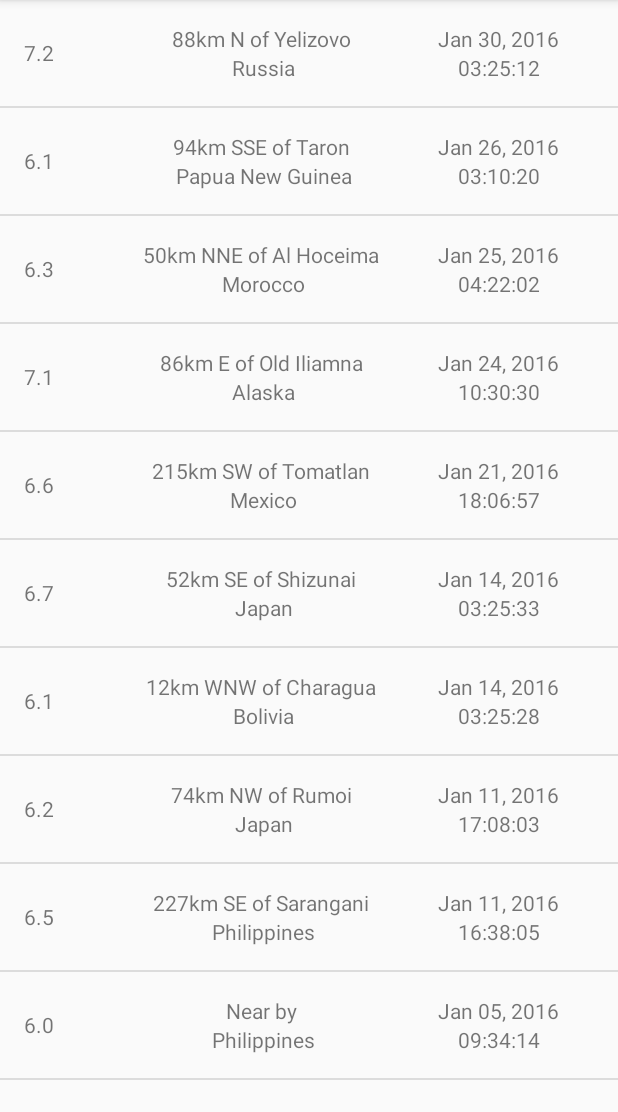
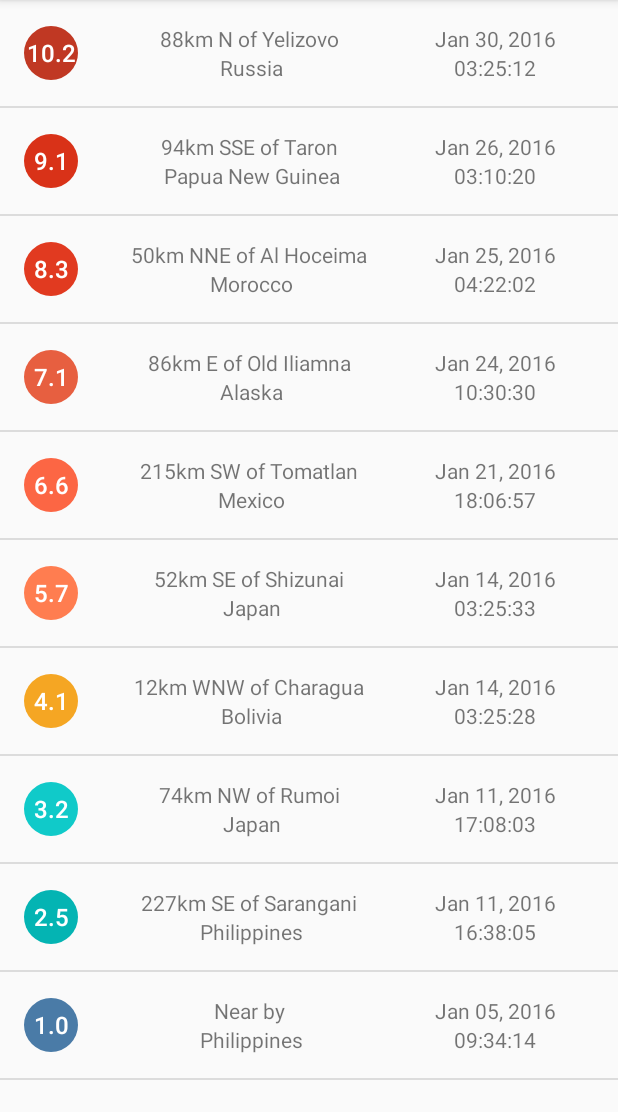
Before and after one commit to jozseflehocz/ud843-QuakeReport, an Android app: the screen it shows after launch (EarthquakeActivity), on a phone screen of 412 x 824 dp, the part 84-1196 px from its top. Run offline under Robolectric (Android 15) with nearby library versions, the phone set to English and light mode, and no system bars.

Commit message:
+Magnitude background circle

```diff
--- a/app/src/main/java/com/example/android/quakereport/EarthquakeAdapter.java
+++ b/app/src/main/java/com/example/android/quakereport/EarthquakeAdapter.java
@@ -16,6 +16,7 @@
 package com.example.android.quakereport;
 
 import android.app.Activity;
+import android.support.v4.content.ContextCompat;
 import android.view.LayoutInflater;
 import android.view.View;
 import android.view.ViewGroup;
@@ -24,6 +25,7 @@ import android.widget.TextView;
 
 import java.text.DecimalFormat;
 import java.util.ArrayList;
+import android.graphics.drawable.GradientDrawable;
 
 /*
  * {@link AndroidFlavorAdapter} is an {@link ArrayAdapter} that can provide the layout for each list
@@ -54,6 +56,46 @@ public class EarthquakeAdapter extends ArrayAdapter<Earthquake> {
         super(context, 0, Earthquakes);
     }
 
+    private int getMagnitudeColor(double magnitude) {
+        int magnitudeColorResourceId;
+        int magnitudeFloor = (int) Math.floor(magnitude);
+        switch (magnitudeFloor) {
+            case 0:
+            case 1:
+                magnitudeColorResourceId = R.color.magnitude1;
+                break;
+            case 2:
+                magnitudeColorResourceId = R.color.magnitude2;
+                break;
+            case 3:
+                magnitudeColorResourceId = R.color.magnitude3;
+                break;
+            case 4:
+                magnitudeColorResourceId = R.color.magnitude4;
+                break;
+            case 5:
+                magnitudeColorResourceId = R.color.magnitude5;
+                break;
+            case 6:
+                magnitudeColorResourceId = R.color.magnitude6;
+                break;
+            case 7:
+                magnitudeColorResourceId = R.color.magnitude7;
+                break;
+            case 8:
+                magnitudeColorResourceId = R.color.magnitude8;
+                break;
+            case 9:
+                magnitudeColorResourceId = R.color.magnitude9;
+                break;
+            default:
+                magnitudeColorResourceId = R.color.magnitude10plus;
+                break;
+        }
+        return ContextCompat.getColor(getContext(), magnitudeColorResourceId);
+    }
+
+
     /**
      * Provides a view for an AdapterView (ListView, GridView, etc.)
      *
@@ -71,6 +113,7 @@ public class EarthquakeAdapter extends ArrayAdapter<Earthquake> {
             listItemView = LayoutInflater.from(getContext()).inflate(
                     R.layout.earhtquake_list_item, parent, false);
         }
+
 
         // Get the {@link AndroidFlavor} object located at this position in the list
         Earthquake currentEarthQuake = getItem(position);
@@ -95,6 +138,18 @@ public class EarthquakeAdapter extends ArrayAdapter<Earthquake> {
             locationOffset=locationParts[0];
             primarylocation=locationParts[1];
         }
+
+        // Set the proper background color on the magnitude circle.
+        // Fetch the background from the TextView, which is a GradientDrawable.
+        GradientDrawable magnitudeCircle = (GradientDrawable) magnitudeTextView.getBackground();
+
+        // Get the appropriate background color based on the current earthquake magnitude
+        int magnitudeColor = getMagnitudeColor(currentEarthQuake.getMagnitude());
+
+        // Set the color on the magnitude circle
+        magnitudeCircle.setColor(magnitudeColor);
+
+
 
         // Find the TextView in the list_item.xml layout with the ID version_name
         TextView locationOffsetTextView = (TextView) listItemView.findViewById(R.id.location_offset);
--- a/app/src/main/java/com/example/android/quakereport/QueryUtils.java
+++ b/app/src/main/java/com/example/android/quakereport/QueryUtils.java
@@ -14,16 +14,16 @@ import java.util.ArrayList;
 public final class QueryUtils {
 
     /** Sample JSON response for a USGS query */
-    private static final String SAMPLE_JSON_RESPONSE = "{\"type\":\"FeatureCollection\",\"metadata\":{\"generated\":1462295443000,\"url\":\"http://earthquake.usgs.gov/fdsnws/event/1/query?format=geojson&starttime=2016-01-01&endtime=2016-01-31&minmag=6&limit=10\",\"title\":\"USGS Earthquakes\",\"status\":200,\"api\":\"1.5.2\",\"limit\":10,\"offset\":1,\"count\":10},\"features\":[{\"type\":\"Feature\",\"properties\":{\"mag\":7.2,\"place\":\"88km N of Yelizovo, Russia\",\"time\":1454124312220,\"updated\":1460674294040,\"tz\":720,\"url\":\"http://earthquake.usgs.gov/earthquakes/eventpage/us20004vvx\",\"detail\":\"http://earthquake.usgs.gov/fdsnws/event/1/query?eventid=us20004vvx&format=geojson\",\"felt\":2,\"cdi\":3.4,\"mmi\":5.82,\"alert\":\"green\",\"status\":\"reviewed\",\"tsunami\":1,\"sig\":798,\"net\":\"us\",\"code\":\"20004vvx\",\"ids\":\",at00o1qxho,pt16030050,us20004vvx,gcmt20160130032510,\",\"sources\":\",at,pt,us,gcmt,\",\"types\":\",cap,dyfi,finite-fault,general-link,general-text,geoserve,impact-link,impact-text,losspager,moment-tensor,nearby-cities,origin,phase-data,shakemap,tectonic-summary,\",\"nst\":null,\"dmin\":0.958,\"rms\":1.19,\"gap\":17,\"magType\":\"mww\",\"type\":\"earthquake\",\"title\":\"M 7.2 - 88km N of Yelizovo, Russia\"},\"geometry\":{\"type\":\"Point\",\"coordinates\":[158.5463,53.9776,177]},\"id\":\"us20004vvx\"},\n" +
-            "{\"type\":\"Feature\",\"properties\":{\"mag\":6.1,\"place\":\"94km SSE of Taron, Papua New Guinea\",\"time\":1453777820750,\"updated\":1460156775040,\"tz\":600,\"url\":\"http://earthquake.usgs.gov/earthquakes/eventpage/us20004uks\",\"detail\":\"http://earthquake.usgs.gov/fdsnws/event/1/query?eventid=us20004uks&format=geojson\",\"felt\":null,\"cdi\":null,\"mmi\":4.1,\"alert\":\"green\",\"status\":\"reviewed\",\"tsunami\":1,\"sig\":572,\"net\":\"us\",\"code\":\"20004uks\",\"ids\":\",us20004uks,gcmt20160126031023,\",\"sources\":\",us,gcmt,\",\"types\":\",cap,geoserve,losspager,moment-tensor,nearby-cities,origin,phase-data,shakemap,tectonic-summary,\",\"nst\":null,\"dmin\":1.537,\"rms\":0.74,\"gap\":25,\"magType\":\"mww\",\"type\":\"earthquake\",\"title\":\"M 6.1 - 94km SSE of Taron, Papua New Guinea\"},\"geometry\":{\"type\":\"Point\",\"coordinates\":[153.2454,-5.2952,26]},\"id\":\"us20004uks\"},\n" +
-            "{\"type\":\"Feature\",\"properties\":{\"mag\":6.3,\"place\":\"50km NNE of Al Hoceima, Morocco\",\"time\":1453695722730,\"updated\":1460156773040,\"tz\":0,\"url\":\"http://earthquake.usgs.gov/earthquakes/eventpage/us10004gy9\",\"detail\":\"http://earthquake.usgs.gov/fdsnws/event/1/query?eventid=us10004gy9&format=geojson\",\"felt\":117,\"cdi\":7.2,\"mmi\":5.28,\"alert\":\"green\",\"status\":\"reviewed\",\"tsunami\":0,\"sig\":695,\"net\":\"us\",\"code\":\"10004gy9\",\"ids\":\",us10004gy9,gcmt20160125042203,\",\"sources\":\",us,gcmt,\",\"types\":\",cap,dyfi,geoserve,impact-text,losspager,moment-tensor,nearby-cities,origin,phase-data,shakemap,tectonic-summary,\",\"nst\":null,\"dmin\":2.201,\"rms\":0.92,\"gap\":20,\"magType\":\"mww\",\"type\":\"earthquake\",\"title\":\"M 6.3 - 50km NNE of Al Hoceima, Morocco\"},\"geometry\":{\"type\":\"Point\",\"coordinates\":[-3.6818,35.6493,12]},\"id\":\"us10004gy9\"},\n" +
+    private static final String SAMPLE_JSON_RESPONSE = "{\"type\":\"FeatureCollection\",\"metadata\":{\"generated\":1462295443000,\"url\":\"http://earthquake.usgs.gov/fdsnws/event/1/query?format=geojson&starttime=2016-01-01&endtime=2016-01-31&minmag=6&limit=10\",\"title\":\"USGS Earthquakes\",\"status\":200,\"api\":\"1.5.2\",\"limit\":10,\"offset\":1,\"count\":10},\"features\":[{\"type\":\"Feature\",\"properties\":{\"mag\":10.2,\"place\":\"88km N of Yelizovo, Russia\",\"time\":1454124312220,\"updated\":1460674294040,\"tz\":720,\"url\":\"http://earthquake.usgs.gov/earthquakes/eventpage/us20004vvx\",\"detail\":\"http://earthquake.usgs.gov/fdsnws/event/1/query?eventid=us20004vvx&format=geojson\",\"felt\":2,\"cdi\":3.4,\"mmi\":5.82,\"alert\":\"green\",\"status\":\"reviewed\",\"tsunami\":1,\"sig\":798,\"net\":\"us\",\"code\":\"20004vvx\",\"ids\":\",at00o1qxho,pt16030050,us20004vvx,gcmt20160130032510,\",\"sources\":\",at,pt,us,gcmt,\",\"types\":\",cap,dyfi,finite-fault,general-link,general-text,geoserve,impact-link,impact-text,losspager,moment-tensor,nearby-cities,origin,phase-data,shakemap,tectonic-summary,\",\"nst\":null,\"dmin\":0.958,\"rms\":1.19,\"gap\":17,\"magType\":\"mww\",\"type\":\"earthquake\",\"title\":\"M 10.2 - 88km N of Yelizovo, Russia\"},\"geometry\":{\"type\":\"Point\",\"coordinates\":[158.5463,53.9776,177]},\"id\":\"us20004vvx\"},\n" +
+            "{\"type\":\"Feature\",\"properties\":{\"mag\":9.1,\"place\":\"94km SSE of Taron, Papua New Guinea\",\"time\":1453777820750,\"updated\":1460156775040,\"tz\":600,\"url\":\"http://earthquake.usgs.gov/earthquakes/eventpage/us20004uks\",\"detail\":\"http://earthquake.usgs.gov/fdsnws/event/1/query?eventid=us20004uks&format=geojson\",\"felt\":null,\"cdi\":null,\"mmi\":4.1,\"alert\":\"green\",\"status\":\"reviewed\",\"tsunami\":1,\"sig\":572,\"net\":\"us\",\"code\":\"20004uks\",\"ids\":\",us20004uks,gcmt20160126031023,\",\"sources\":\",us,gcmt,\",\"types\":\",cap,geoserve,losspager,moment-tensor,nearby-cities,origin,phase-data,shakemap,tectonic-summary,\",\"nst\":null,\"dmin\":1.537,\"rms\":0.74,\"gap\":25,\"magType\":\"mww\",\"type\":\"earthquake\",\"title\":\"M 6.1 - 94km SSE of Taron, Papua New Guinea\"},\"geometry\":{\"type\":\"Point\",\"coordinates\":[153.2454,-5.2952,26]},\"id\":\"us20004uks\"},\n" +
+            "{\"type\":\"Feature\",\"properties\":{\"mag\":8.3,\"place\":\"50km NNE of Al Hoceima, Morocco\",\"time\":1453695722730,\"updated\":1460156773040,\"tz\":0,\"url\":\"http://earthquake.usgs.gov/earthquakes/eventpage/us10004gy9\",\"detail\":\"http://earthquake.usgs.gov/fdsnws/event/1/query?eventid=us10004gy9&format=geojson\",\"felt\":117,\"cdi\":7.2,\"mmi\":5.28,\"alert\":\"green\",\"status\":\"reviewed\",\"tsunami\":0,\"sig\":695,\"net\":\"us\",\"code\":\"10004gy9\",\"ids\":\",us10004gy9,gcmt20160125042203,\",\"sources\":\",us,gcmt,\",\"types\":\",cap,dyfi,geoserve,impact-text,losspager,moment-tensor,nearby-cities,origin,phase-data,shakemap,tectonic-summary,\",\"nst\":null,\"dmin\":2.201,\"rms\":0.92,\"gap\":20,\"magType\":\"mww\",\"type\":\"earthquake\",\"title\":\"M 6.3 - 50km NNE of Al Hoceima, Morocco\"},\"geometry\":{\"type\":\"Point\",\"coordinates\":[-3.6818,35.6493,12]},\"id\":\"us10004gy9\"},\n" +
             "{\"type\":\"Feature\",\"properties\":{\"mag\":7.1,\"place\":\"86km E of Old Iliamna, Alaska\",\"time\":1453631430230,\"updated\":1460156770040,\"tz\":-540,\"url\":\"http://earthquake.usgs.gov/earthquakes/eventpage/us10004gqp\",\"detail\":\"http://earthquake.usgs.gov/fdsnws/event/1/query?eventid=us10004gqp&format=geojson\",\"felt\":1816,\"cdi\":7.2,\"mmi\":6.6,\"alert\":\"green\",\"status\":\"reviewed\",\"tsunami\":1,\"sig\":1496,\"net\":\"us\",\"code\":\"10004gqp\",\"ids\":\",at00o1gd6r,us10004gqp,ak12496371,gcmt20160124103030,\",\"sources\":\",at,us,ak,gcmt,\",\"types\":\",cap,dyfi,finite-fault,general-link,general-text,geoserve,impact-link,impact-text,losspager,moment-tensor,nearby-cities,origin,phase-data,shakemap,tectonic-summary,trump-origin,\",\"nst\":null,\"dmin\":0.72,\"rms\":2.11,\"gap\":19,\"magType\":\"mww\",\"type\":\"earthquake\",\"title\":\"M 7.1 - 86km E of Old Iliamna, Alaska\"},\"geometry\":{\"type\":\"Point\",\"coordinates\":[-153.4051,59.6363,129]},\"id\":\"us10004gqp\"},\n" +
             "{\"type\":\"Feature\",\"properties\":{\"mag\":6.6,\"place\":\"215km SW of Tomatlan, Mexico\",\"time\":1453399617650,\"updated\":1459963829040,\"tz\":-420,\"url\":\"http://earthquake.usgs.gov/earthquakes/eventpage/us10004g4l\",\"detail\":\"http://earthquake.usgs.gov/fdsnws/event/1/query?eventid=us10004g4l&format=geojson\",\"felt\":11,\"cdi\":2.7,\"mmi\":3.92,\"alert\":\"green\",\"status\":\"reviewed\",\"tsunami\":1,\"sig\":673,\"net\":\"us\",\"code\":\"10004g4l\",\"ids\":\",at00o1bebo,pt16021050,us10004g4l,gcmt20160121180659,\",\"sources\":\",at,pt,us,gcmt,\",\"types\":\",cap,dyfi,geoserve,impact-link,impact-text,losspager,moment-tensor,nearby-cities,origin,phase-data,shakemap,tectonic-summary,\",\"nst\":null,\"dmin\":2.413,\"rms\":0.98,\"gap\":74,\"magType\":\"mww\",\"type\":\"earthquake\",\"title\":\"M 6.6 - 215km SW of Tomatlan, Mexico\"},\"geometry\":{\"type\":\"Point\",\"coordinates\":[-106.9337,18.8239,10]},\"id\":\"us10004g4l\"},\n" +
-            "{\"type\":\"Feature\",\"properties\":{\"mag\":6.7,\"place\":\"52km SE of Shizunai, Japan\",\"time\":1452741933640,\"updated\":1459304879040,\"tz\":540,\"url\":\"http://earthquake.usgs.gov/earthquakes/eventpage/us10004ebx\",\"detail\":\"http://earthquake.usgs.gov/fdsnws/event/1/query?eventid=us10004ebx&format=geojson\",\"felt\":51,\"cdi\":5.8,\"mmi\":6.45,\"alert\":\"green\",\"status\":\"reviewed\",\"tsunami\":1,\"sig\":720,\"net\":\"us\",\"code\":\"10004ebx\",\"ids\":\",us10004ebx,pt16014050,at00o0xauk,gcmt20160114032534,\",\"sources\":\",us,pt,at,gcmt,\",\"types\":\",associate,cap,dyfi,geoserve,impact-link,impact-text,losspager,moment-tensor,nearby-cities,origin,phase-data,shakemap,\",\"nst\":null,\"dmin\":0.281,\"rms\":0.98,\"gap\":22,\"magType\":\"mww\",\"type\":\"earthquake\",\"title\":\"M 6.7 - 52km SE of Shizunai, Japan\"},\"geometry\":{\"type\":\"Point\",\"coordinates\":[142.781,41.9723,46]},\"id\":\"us10004ebx\"},\n" +
-            "{\"type\":\"Feature\",\"properties\":{\"mag\":6.1,\"place\":\"12km WNW of Charagua, Bolivia\",\"time\":1452741928270,\"updated\":1459304879040,\"tz\":-240,\"url\":\"http://earthquake.usgs.gov/earthquakes/eventpage/us10004ebw\",\"detail\":\"http://earthquake.usgs.gov/fdsnws/event/1/query?eventid=us10004ebw&format=geojson\",\"felt\":3,\"cdi\":2.2,\"mmi\":2.21,\"alert\":\"green\",\"status\":\"reviewed\",\"tsunami\":0,\"sig\":573,\"net\":\"us\",\"code\":\"10004ebw\",\"ids\":\",us10004ebw,gcmt20160114032528,\",\"sources\":\",us,gcmt,\",\"types\":\",cap,dyfi,geoserve,impact-text,losspager,moment-tensor,nearby-cities,origin,phase-data,shakemap,tectonic-summary,\",\"nst\":null,\"dmin\":5.492,\"rms\":1.04,\"gap\":16,\"magType\":\"mww\",\"type\":\"earthquake\",\"title\":\"M 6.1 - 12km WNW of Charagua, Bolivia\"},\"geometry\":{\"type\":\"Point\",\"coordinates\":[-63.3288,-19.7597,582.56]},\"id\":\"us10004ebw\"},\n" +
-            "{\"type\":\"Feature\",\"properties\":{\"mag\":6.2,\"place\":\"74km NW of Rumoi, Japan\",\"time\":1452532083920,\"updated\":1459304875040,\"tz\":540,\"url\":\"http://earthquake.usgs.gov/earthquakes/eventpage/us10004djn\",\"detail\":\"http://earthquake.usgs.gov/fdsnws/event/1/query?eventid=us10004djn&format=geojson\",\"felt\":8,\"cdi\":3.4,\"mmi\":3.74,\"alert\":\"green\",\"status\":\"reviewed\",\"tsunami\":0,\"sig\":594,\"net\":\"us\",\"code\":\"10004djn\",\"ids\":\",us10004djn,gcmt20160111170803,\",\"sources\":\",us,gcmt,\",\"types\":\",cap,dyfi,geoserve,impact-text,losspager,moment-tensor,nearby-cities,origin,phase-data,shakemap,tectonic-summary,\",\"nst\":null,\"dmin\":1.139,\"rms\":0.96,\"gap\":33,\"magType\":\"mww\",\"type\":\"earthquake\",\"title\":\"M 6.2 - 74km NW of Rumoi, Japan\"},\"geometry\":{\"type\":\"Point\",\"coordinates\":[141.0867,44.4761,238.81]},\"id\":\"us10004djn\"},\n" +
-            "{\"type\":\"Feature\",\"properties\":{\"mag\":6.5,\"place\":\"227km SE of Sarangani, Philippines\",\"time\":1452530285900,\"updated\":1459304874040,\"tz\":480,\"url\":\"http://earthquake.usgs.gov/earthquakes/eventpage/us10004dj5\",\"detail\":\"http://earthquake.usgs.gov/fdsnws/event/1/query?eventid=us10004dj5&format=geojson\",\"felt\":1,\"cdi\":2.7,\"mmi\":7.5,\"alert\":\"green\",\"status\":\"reviewed\",\"tsunami\":1,\"sig\":650,\"net\":\"us\",\"code\":\"10004dj5\",\"ids\":\",at00o0srjp,pt16011050,us10004dj5,gcmt20160111163807,\",\"sources\":\",at,pt,us,gcmt,\",\"types\":\",cap,dyfi,geoserve,impact-link,impact-text,losspager,moment-tensor,nearby-cities,origin,phase-data,shakemap,tectonic-summary,\",\"nst\":null,\"dmin\":3.144,\"rms\":0.72,\"gap\":22,\"magType\":\"mww\",\"type\":\"earthquake\",\"title\":\"M 6.5 - 227km SE of Sarangani, Philippines\"},\"geometry\":{\"type\":\"Point\",\"coordinates\":[126.8621,3.8965,13]},\"id\":\"us10004dj5\"},\n" +
-            "{\"type\":\"Feature\",\"properties\":{\"mag\":6,\"place\":\"Pacific-Antarctic Ridge\",\"time\":1451986454620,\"updated\":1459202978040,\"tz\":-540,\"url\":\"http://earthquake.usgs.gov/earthquakes/eventpage/us10004bgk\",\"detail\":\"http://earthquake.usgs.gov/fdsnws/event/1/query?eventid=us10004bgk&format=geojson\",\"felt\":0,\"cdi\":1,\"mmi\":0,\"alert\":\"green\",\"status\":\"reviewed\",\"tsunami\":0,\"sig\":554,\"net\":\"us\",\"code\":\"10004bgk\",\"ids\":\",us10004bgk,gcmt20160105093415,\",\"sources\":\",us,gcmt,\",\"types\":\",cap,dyfi,geoserve,losspager,moment-tensor,nearby-cities,origin,phase-data,shakemap,\",\"nst\":null,\"dmin\":30.75,\"rms\":0.67,\"gap\":71,\"magType\":\"mww\",\"type\":\"earthquake\",\"title\":\"M 6.0 - Pacific-Antarctic Ridge\"},\"geometry\":{\"type\":\"Point\",\"coordinates\":[-136.2603,-54.2906,10]},\"id\":\"us10004bgk\"}],\"bbox\":[-153.4051,-54.2906,10,158.5463,59.6363,582.56]}";
+            "{\"type\":\"Feature\",\"properties\":{\"mag\":5.7,\"place\":\"52km SE of Shizunai, Japan\",\"time\":1452741933640,\"updated\":1459304879040,\"tz\":540,\"url\":\"http://earthquake.usgs.gov/earthquakes/eventpage/us10004ebx\",\"detail\":\"http://earthquake.usgs.gov/fdsnws/event/1/query?eventid=us10004ebx&format=geojson\",\"felt\":51,\"cdi\":5.8,\"mmi\":6.45,\"alert\":\"green\",\"status\":\"reviewed\",\"tsunami\":1,\"sig\":720,\"net\":\"us\",\"code\":\"10004ebx\",\"ids\":\",us10004ebx,pt16014050,at00o0xauk,gcmt20160114032534,\",\"sources\":\",us,pt,at,gcmt,\",\"types\":\",associate,cap,dyfi,geoserve,impact-link,impact-text,losspager,moment-tensor,nearby-cities,origin,phase-data,shakemap,\",\"nst\":null,\"dmin\":0.281,\"rms\":0.98,\"gap\":22,\"magType\":\"mww\",\"type\":\"earthquake\",\"title\":\"M 6.7 - 52km SE of Shizunai, Japan\"},\"geometry\":{\"type\":\"Point\",\"coordinates\":[142.781,41.9723,46]},\"id\":\"us10004ebx\"},\n" +
+            "{\"type\":\"Feature\",\"properties\":{\"mag\":4.1,\"place\":\"12km WNW of Charagua, Bolivia\",\"time\":1452741928270,\"updated\":1459304879040,\"tz\":-240,\"url\":\"http://earthquake.usgs.gov/earthquakes/eventpage/us10004ebw\",\"detail\":\"http://earthquake.usgs.gov/fdsnws/event/1/query?eventid=us10004ebw&format=geojson\",\"felt\":3,\"cdi\":2.2,\"mmi\":2.21,\"alert\":\"green\",\"status\":\"reviewed\",\"tsunami\":0,\"sig\":573,\"net\":\"us\",\"code\":\"10004ebw\",\"ids\":\",us10004ebw,gcmt20160114032528,\",\"sources\":\",us,gcmt,\",\"types\":\",cap,dyfi,geoserve,impact-text,losspager,moment-tensor,nearby-cities,origin,phase-data,shakemap,tectonic-summary,\",\"nst\":null,\"dmin\":5.492,\"rms\":1.04,\"gap\":16,\"magType\":\"mww\",\"type\":\"earthquake\",\"title\":\"M 6.1 - 12km WNW of Charagua, Bolivia\"},\"geometry\":{\"type\":\"Point\",\"coordinates\":[-63.3288,-19.7597,582.56]},\"id\":\"us10004ebw\"},\n" +
+            "{\"type\":\"Feature\",\"properties\":{\"mag\":3.2,\"place\":\"74km NW of Rumoi, Japan\",\"time\":1452532083920,\"updated\":1459304875040,\"tz\":540,\"url\":\"http://earthquake.usgs.gov/earthquakes/eventpage/us10004djn\",\"detail\":\"http://earthquake.usgs.gov/fdsnws/event/1/query?eventid=us10004djn&format=geojson\",\"felt\":8,\"cdi\":3.4,\"mmi\":3.74,\"alert\":\"green\",\"status\":\"reviewed\",\"tsunami\":0,\"sig\":594,\"net\":\"us\",\"code\":\"10004djn\",\"ids\":\",us10004djn,gcmt20160111170803,\",\"sources\":\",us,gcmt,\",\"types\":\",cap,dyfi,geoserve,impact-text,losspager,moment-tensor,nearby-cities,origin,phase-data,shakemap,tectonic-summary,\",\"nst\":null,\"dmin\":1.139,\"rms\":0.96,\"gap\":33,\"magType\":\"mww\",\"type\":\"earthquake\",\"title\":\"M 6.2 - 74km NW of Rumoi, Japan\"},\"geometry\":{\"type\":\"Point\",\"coordinates\":[141.0867,44.4761,238.81]},\"id\":\"us10004djn\"},\n" +
+            "{\"type\":\"Feature\",\"properties\":{\"mag\":2.5,\"place\":\"227km SE of Sarangani, Philippines\",\"time\":1452530285900,\"updated\":1459304874040,\"tz\":480,\"url\":\"http://earthquake.usgs.gov/earthquakes/eventpage/us10004dj5\",\"detail\":\"http://earthquake.usgs.gov/fdsnws/event/1/query?eventid=us10004dj5&format=geojson\",\"felt\":1,\"cdi\":2.7,\"mmi\":7.5,\"alert\":\"green\",\"status\":\"reviewed\",\"tsunami\":1,\"sig\":650,\"net\":\"us\",\"code\":\"10004dj5\",\"ids\":\",at00o0srjp,pt16011050,us10004dj5,gcmt20160111163807,\",\"sources\":\",at,pt,us,gcmt,\",\"types\":\",cap,dyfi,geoserve,impact-link,impact-text,losspager,moment-tensor,nearby-cities,origin,phase-data,shakemap,tectonic-summary,\",\"nst\":null,\"dmin\":3.144,\"rms\":0.72,\"gap\":22,\"magType\":\"mww\",\"type\":\"earthquake\",\"title\":\"M 6.5 - 227km SE of Sarangani, Philippines\"},\"geometry\":{\"type\":\"Point\",\"coordinates\":[126.8621,3.8965,13]},\"id\":\"us10004dj5\"},\n" +
+            "{\"type\":\"Feature\",\"properties\":{\"mag\":1,\"place\":\"Pacific-Antarctic Ridge\",\"time\":1451986454620,\"updated\":1459202978040,\"tz\":-540,\"url\":\"http://earthquake.usgs.gov/earthquakes/eventpage/us10004bgk\",\"detail\":\"http://earthquake.usgs.gov/fdsnws/event/1/query?eventid=us10004bgk&format=geojson\",\"felt\":0,\"cdi\":1,\"mmi\":0,\"alert\":\"green\",\"status\":\"reviewed\",\"tsunami\":0,\"sig\":554,\"net\":\"us\",\"code\":\"10004bgk\",\"ids\":\",us10004bgk,gcmt20160105093415,\",\"sources\":\",us,gcmt,\",\"types\":\",cap,dyfi,geoserve,losspager,moment-tensor,nearby-cities,origin,phase-data,shakemap,\",\"nst\":null,\"dmin\":30.75,\"rms\":0.67,\"gap\":71,\"magType\":\"mww\",\"type\":\"earthquake\",\"title\":\"M 6.0 - Pacific-Antarctic Ridge\"},\"geometry\":{\"type\":\"Point\",\"coordinates\":[-136.2603,-54.2906,10]},\"id\":\"us10004bgk\"}],\"bbox\":[-153.4051,-54.2906,10,158.5463,59.6363,582.56]}";
 
     /**
      * Create a private constructor because no one should ever create a {@link QueryUtils} object.
--- /dev/null
+++ b/app/src/main/res/drawable/magnitude_circle.xml
@@ -0,0 +1,10 @@
+<?xml version="1.0" encoding="utf-8"?>
+<!-- Background circle for the magnitude value -->
+<shape xmlns:android="http://schemas.android.com/apk/res/android"
+    android:shape="oval">
+    <solid android:color="@color/magnitude1" />
+    <size
+        android:width="36dp"
+        android:height="36dp" />
+    <corners android:radius="18dp" />
+</shape>
--- a/app/src/main/res/layout/earhtquake_list_item.xml
+++ b/app/src/main/res/layout/earhtquake_list_item.xml
@@ -8,13 +8,18 @@
 
     <TextView
         android:id="@+id/magnitude"
-        android:layout_width="0dp"
-        android:layout_height="wrap_content"
-        android:layout_weight="1"
-        android:text="TextView"
+        android:layout_width="36dp"
+        android:layout_height="36dp"
+        android:layout_gravity="center_vertical"
+        android:background="@drawable/magnitude_circle"
+        android:fontFamily="sans-serif-medium"
+        android:gravity="center"
+        android:textColor="@android:color/white"
+        android:textSize="16sp"
         tools:text="8.9" />
 
     <LinearLayout
+        android:layout_marginLeft="16dp"
         android:layout_width="0dp"
         android:layout_height="wrap_content"
         android:layout_weight="3"
--- a/app/src/main/res/values/colors.xml
+++ b/app/src/main/res/values/colors.xml
@@ -22,4 +22,34 @@
 
     <!-- Accent color of the app -->
     <color name="colorAccent">#10CAC9</color>
+
+    <!-- Color for an earthquake with magnitude 0 and 2 -->
+    <color name="magnitude1">#4A7BA7</color>
+
+    <!-- Magnitude circle color for an earthquake with magnitude between 2 and 3 -->
+    <color name="magnitude2">#04B4B3</color>
+
+    <!-- Magnitude circle color for an earthquake with magnitude between 3 and 4 -->
+    <color name="magnitude3">#10CAC9</color>
+
+    <!-- Magnitude circle color for an earthquake with magnitude between 4 and 5 -->
+    <color name="magnitude4">#F5A623</color>
+
+    <!-- Magnitude circle color for an earthquake with magnitude between 5 and 6 -->
+    <color name="magnitude5">#FF7D50</color>
+
+    <!-- Magnitude circle color for an earthquake with magnitude between 6 and 7 -->
+    <color name="magnitude6">#FC6644</color>
+
+    <!-- Magnitude circle color for an earthquake with magnitude between 7 and 8 -->
+    <color name="magnitude7">#E75F40</color>
+
+    <!-- Magnitude circle color for an earthquake with magnitude between 8 and 9 -->
+    <color name="magnitude8">#E13A20</color>
+
+    <!-- Magnitude circle color for an earthquake with magnitude between 9 and 10 -->
+    <color name="magnitude9">#D93218</color>
+
+    <!-- Magnitude circle color for an earthquake with magnitude over 10 -->
+    <color name="magnitude10plus">#C03823</color>
 </resources>
```
